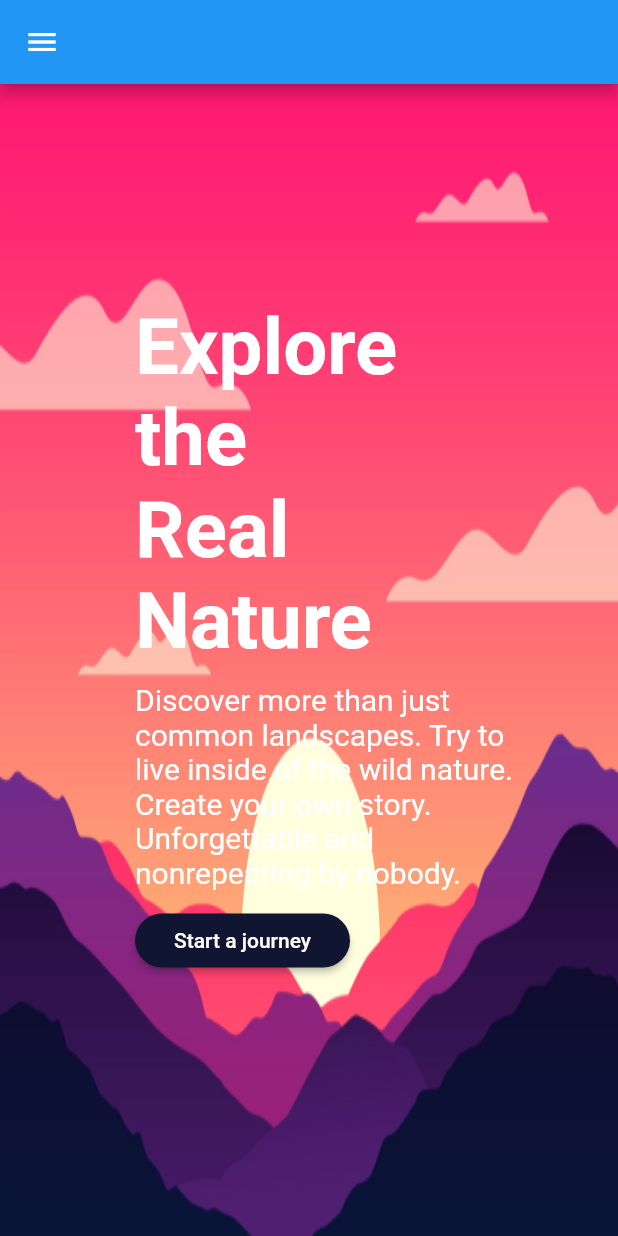
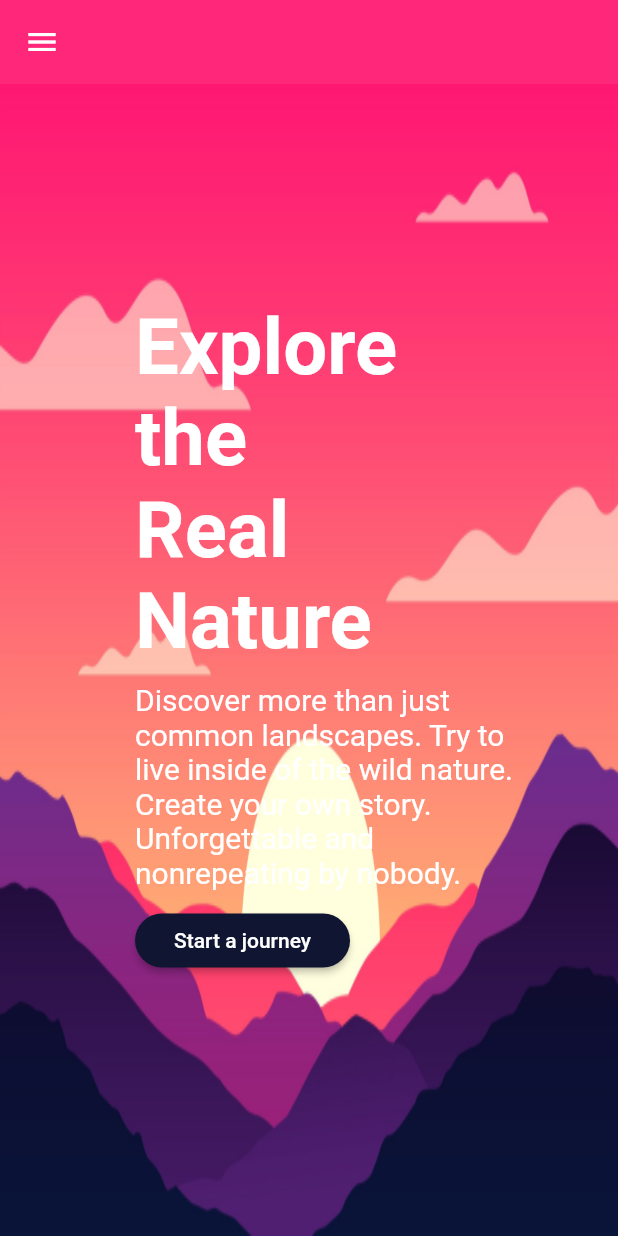
Before and after one commit to lennykmacedo/flutter_mountain_web, a Flutter app: the screen it shows after launch, on a phone screen of 412 x 824 dp. Run offline on Flutter 3.47's test engine with Material 2 defaults, Android fonts, the phone set to English and light mode, and no system bars; missing offline and left inert: dart:html; Roboto replaces fonts that are missing (Merriweather).

```diff
--- a/lib/pages/HomeScreen.dart
+++ b/lib/pages/HomeScreen.dart
@@ -44,7 +44,10 @@ class _HomeScreenState extends State<HomeScreen>
     size == 'large' ? celular = false : celular = true;
 
     return Scaffold(
-      appBar: AppBar(),
+      appBar: AppBar(
+        backgroundColor: Color(0xFFFF2779),
+        elevation: 0,
+      ),
       drawer: (celular
           ? Drawer(
               child: Column(
```
Also changed, not shown: 3 other files.
